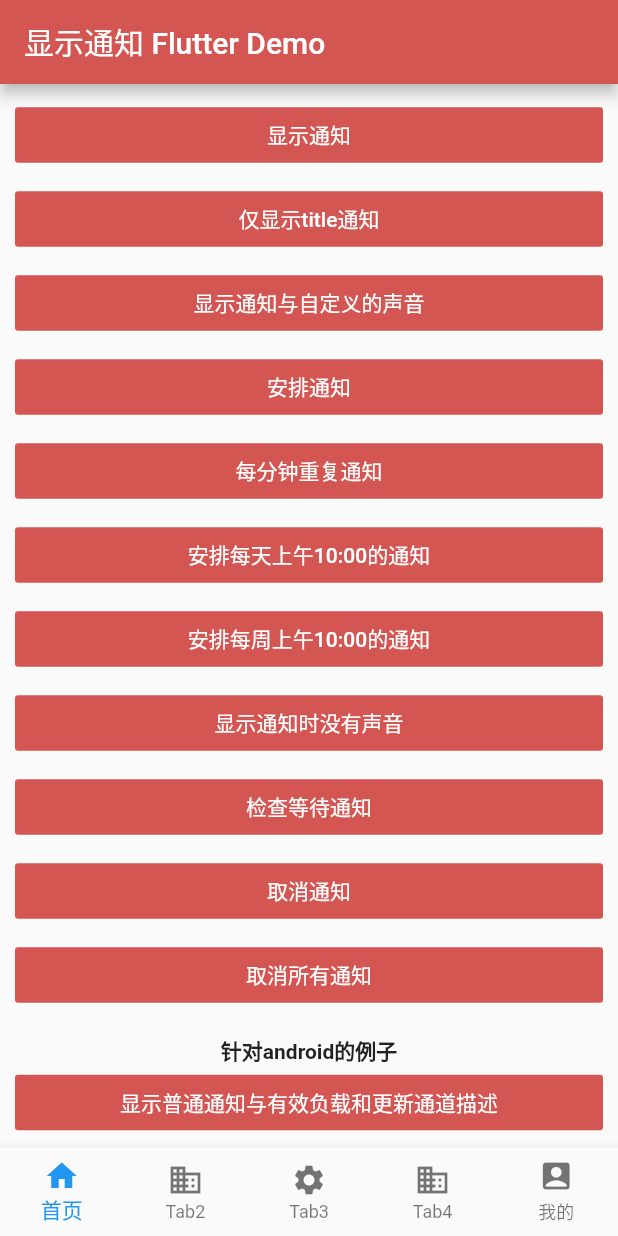
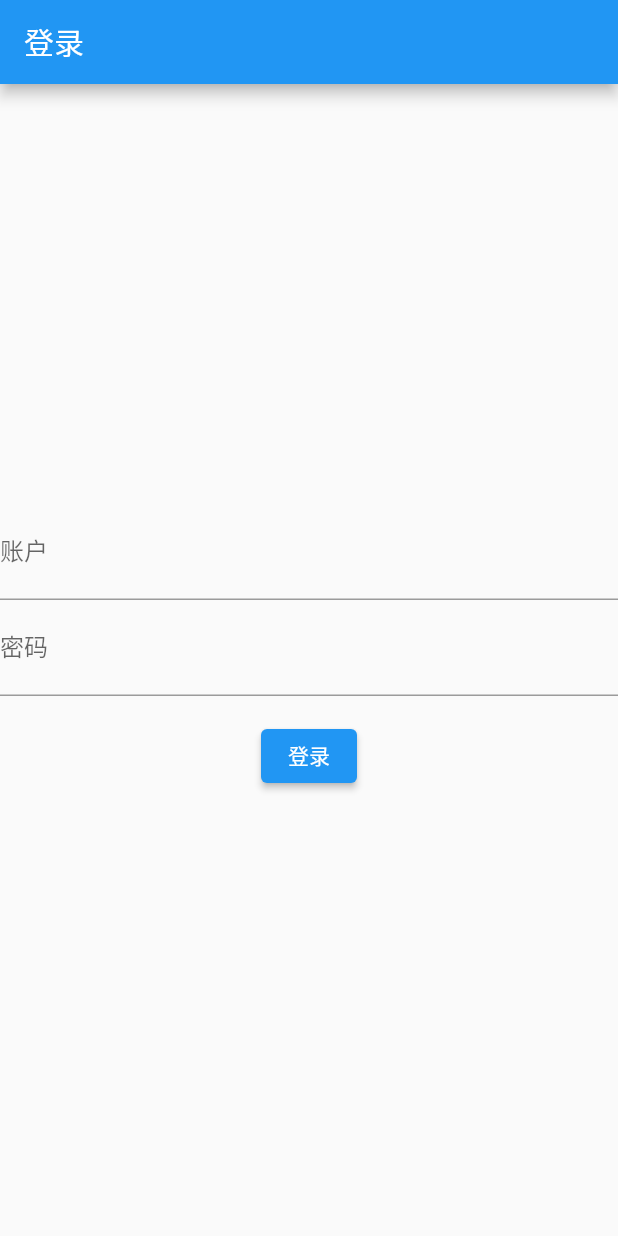
Before and after one commit to Neo20161101/flutter_app, a Flutter app: the screen it shows after launch, on a phone screen of 412 x 824 dp. Run offline on Flutter 3.47's test engine with Material 2 defaults, Android fonts, the phone set to English and light mode, and no system bars; our stand-ins replace device_info, flutter_local_notifications, flutter_mobx, flutter_native_timezone, mobx, shared_preferences and 1 more; generated files the repository leaves out were written again.

Commit message:
添加登录页，本地存储

```diff
--- a/lib/app.dart
+++ b/lib/app.dart
@@ -2,7 +2,6 @@ import 'dart:async';
 import 'package:flutter/cupertino.dart';
 import 'package:flutter/material.dart';
 import 'package:flutter_local_notifications/flutter_local_notifications.dart';
-//import 'package:rxdart/subjects.dart';
 
 import './common/notFound/notFound.dart';
 import 'tabBar/tab1.dart';
@@ -10,6 +9,7 @@ import 'tabBar/tab2.dart';
 import 'tabBar/tab3.dart';
 import 'tabBar/tab4.dart';
 import 'tabBar/tab5.dart';
+import 'pages/user/login.dart';
 
 class MyApp extends StatefulWidget {
   @override
@@ -37,9 +37,12 @@ class _MyApp extends State<MyApp> {
         '/tab4': (BuildContext context) => Tab4(),
         '/tab5': (BuildContext context) => Tab5(),
         '/notFound': (BuildContext context) => NotFound(),
+        '/login': (BuildContext context) => Login(),
       },
     );
   }
+
+
   Future<void> main () async {
     FlutterLocalNotificationsPlugin flutterLocalNotificationsPlugin = FlutterLocalNotificationsPlugin();
 
--- a/lib/pages/pageD.dart
+++ b/lib/pages/pageD.dart
@@ -2,7 +2,7 @@
 
 import 'package:flutter/cupertino.dart';
 import 'package:flutter/material.dart';
-//import 'package:flutter/services.dart';
+import 'package:provider/provider.dart';
 import '../util/store/store.dart'; // Import the store
 
 class PageD extends StatefulWidget {
@@ -11,11 +11,11 @@ class PageD extends StatefulWidget {
 }
 
 class _HomePageState extends State<PageD> {
-  final _stateStore = stateStore();
+  var _stateStore;
   @override
   void initState() {
     super.initState();
-    print(_stateStore.toString());
+    // print(_stateStore.toString());
   }
 
   @override
@@ -25,10 +25,11 @@ class _HomePageState extends State<PageD> {
 
   @override
   Widget build(BuildContext context) {
+    _stateStore = Provider.of<stateStore>(context);
     return MaterialApp(
       home: Scaffold(
         appBar: AppBar(
-          title: Text('tab4,${_stateStore.value}'),
+          title: Text('tab4,${_stateStore?.value}'),
         ),
         body: new Text('safdasfd'),
       ),
--- /dev/null
+++ b/lib/pages/user/login.dart
@@ -0,0 +1,79 @@
+
+
+import 'package:flutter/cupertino.dart';
+import 'package:flutter/material.dart';
+import 'package:provider/provider.dart';
+import 'package:shared_preferences/shared_preferences.dart';
+
+class Login extends StatelessWidget {
+  Future<SharedPreferences> _prefs = SharedPreferences.getInstance();
+  final GlobalKey<FormState> _formKey = GlobalKey<FormState>();
+  var _stateStore;
+
+  onLogin(context) async {
+    final SharedPreferences prefs = await _prefs;
+    prefs.setString('token','这是token');
+    Navigator.pushReplacementNamed(context,'/index');
+  }
+
+  @override
+  Widget build(BuildContext context) {
+    return MaterialApp(
+      home: Scaffold(
+        appBar: AppBar(
+          title: Text('登录'),
+        ),
+        body: Form(
+            key: _formKey,
+            child: Column(
+              mainAxisAlignment: MainAxisAlignment.center,
+              children: [
+                TextFormField(
+
+                  decoration: const InputDecoration(
+                    hintText: '请输入账户',
+                    labelText: '账户',
+                  ),
+                  validator: (String value) {
+                    if (value == null || value.isEmpty) {
+                      return '请输入账户';
+                    }
+                    return null;
+                  },
+                ),
+                TextFormField(
+                  obscureText: true,
+                  decoration: const InputDecoration(
+                    hintText: '请输入密码',
+                    labelText: '密码',
+                  ),
+                  validator: (String value) {
+                    if (value == null || value.isEmpty) {
+                      return '请输入密码';
+                    }
+                    return null;
+                  },
+                ),
+                Padding(
+                  padding: const EdgeInsets.symmetric(vertical: 16.0),
+                  child: ElevatedButton(
+                    onPressed: () {
+                      // Validate will return true if the form is valid, or false if
+                      // the form is invalid
+                      if (_formKey.currentState?.validate()) {
+                        // Process data.
+                        onLogin(context);
+                      }
+
+                    },
+                    child: const Text('登录'),
+                  ),
+                ),
+              ],
+            ),
+        ),
+      ),
+    );
+  }
+
+}
--- a/lib/util/store/store.dart
+++ b/lib/util/store/store.dart
@@ -10,6 +10,9 @@ abstract class TodoBase with Store {
   int value = 0;
 
   @observable
+  String token = '';
+
+  @observable
   String description = '';
 
   @observable
--- a/pubspec.yaml
+++ b/pubspec.yaml
@@ -40,6 +40,10 @@ dependencies:
   flutter_native_timezone: ^2.0.0
   #获取当前设备信息
   device_info: ^2.0.3
+  # 状态管理设置
+  provider: ^6.0.1
+  # 持久化本地存储
+  shared_preferences: ^2.0.8
 
 dev_dependencies:
   flutter_test:
```
Also changed, not shown: lib/main.dart (+8 -1 lines), lib/pages/pageE.dart (+16 -9 lines), lib/tabBar/tab1.dart (+16 -2 lines), pubspec.lock.
